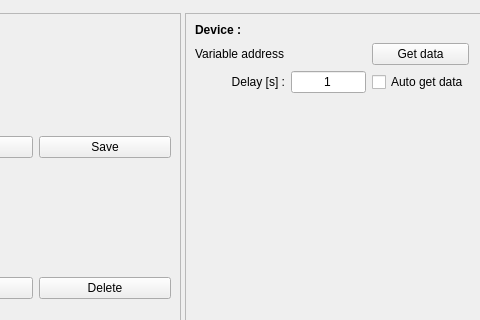
Above: autolab/core/gui/plotting/interface.ui from autolab-project/autolab before the change; both pictures show x 128 to 608 and y 0 to 320 of the 1250 by 734 pixel window. Below: the same form after it.
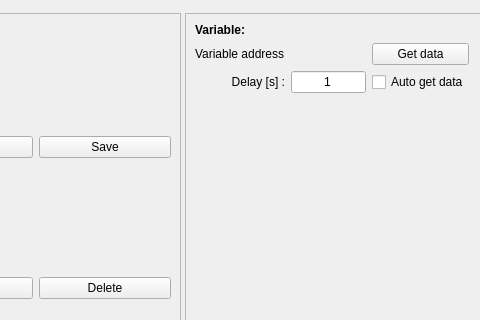
That is the form after the change.

The edit to the form file:
```diff
--- a/autolab/core/gui/plotting/interface.ui
+++ b/autolab/core/gui/plotting/interface.ui
@@ -203,7 +203,7 @@
                </font>
               </property>
               <property name="text">
-               <string>Device :</string>
+               <string>Variable:</string>
               </property>
               <property name="alignment">
                <set>Qt::AlignLeading|Qt::AlignLeft|Qt::AlignTop</set>
```
